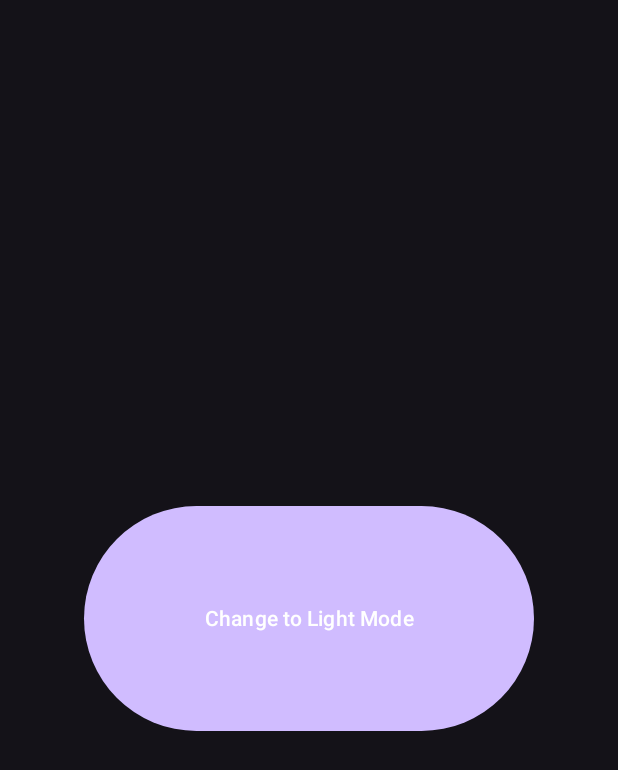
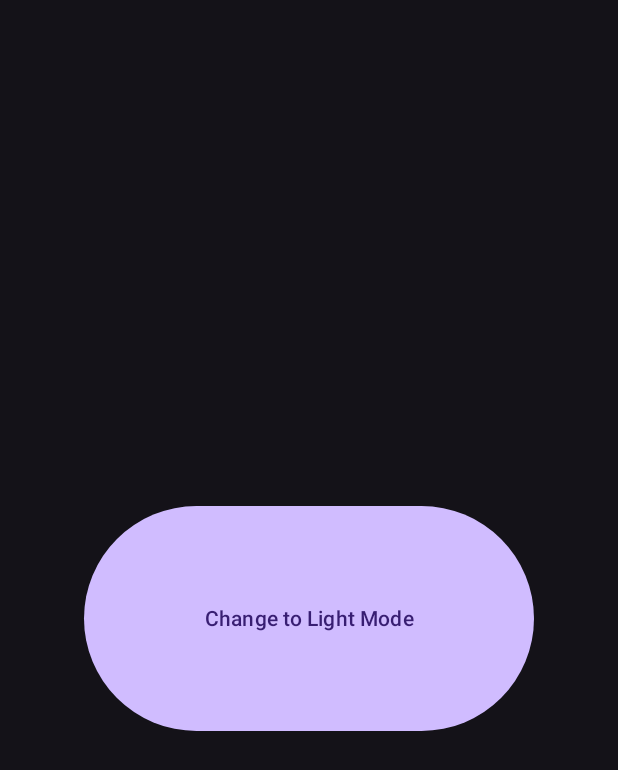
Before and after one commit to felipe-torress/into-the-darkness, an Android app built with Jetpack Compose: the screen it shows after launch (MainActivity), after a tap on an icon or button, on a phone screen of 412 x 824 dp. Shown: the top 770 px of the screen. Run offline under Robolectric (Android 15) with nearby library versions, the phone set to English and light mode, and no system bars.

Commit message:
feat: change button text color according to theme

```diff
--- a/app/src/main/java/com/example/intothedarkness/ui/composables/ChangeThemeButton.kt
+++ b/app/src/main/java/com/example/intothedarkness/ui/composables/ChangeThemeButton.kt
@@ -4,12 +4,10 @@ import androidx.compose.foundation.layout.fillMaxWidth
 import androidx.compose.foundation.layout.height
 import androidx.compose.foundation.layout.width
 import androidx.compose.material3.Button
-import androidx.compose.material3.ButtonDefaults
 import androidx.compose.material3.Text
 import androidx.compose.runtime.Composable
 import androidx.compose.ui.Alignment
 import androidx.compose.ui.Modifier
-import androidx.compose.ui.graphics.Color
 import androidx.compose.ui.res.stringResource
 import androidx.compose.ui.text.style.TextAlign
 import androidx.compose.ui.unit.dp
@@ -22,9 +20,6 @@ fun ChangeThemeButton(
 ) {
     Button(
         onClick = onChangeThemeClicked,
-        colors = ButtonDefaults.buttonColors(
-            contentColor = Color.White
-        ),
         modifier = Modifier
             .height(150.dp)
             .width(300.dp),
```
